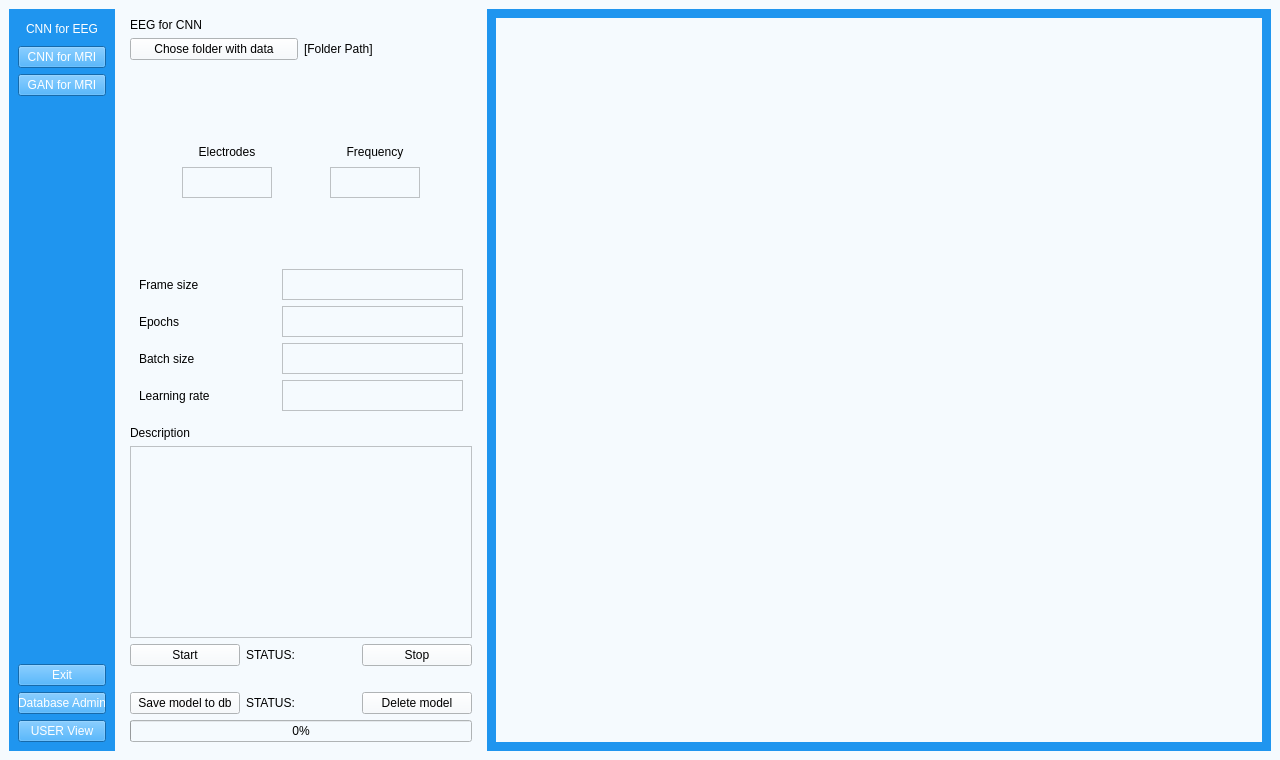
Old version of the form UI/aUI_projekt_EEG.ui in the repository matimusial/ADHDPredictorApp.
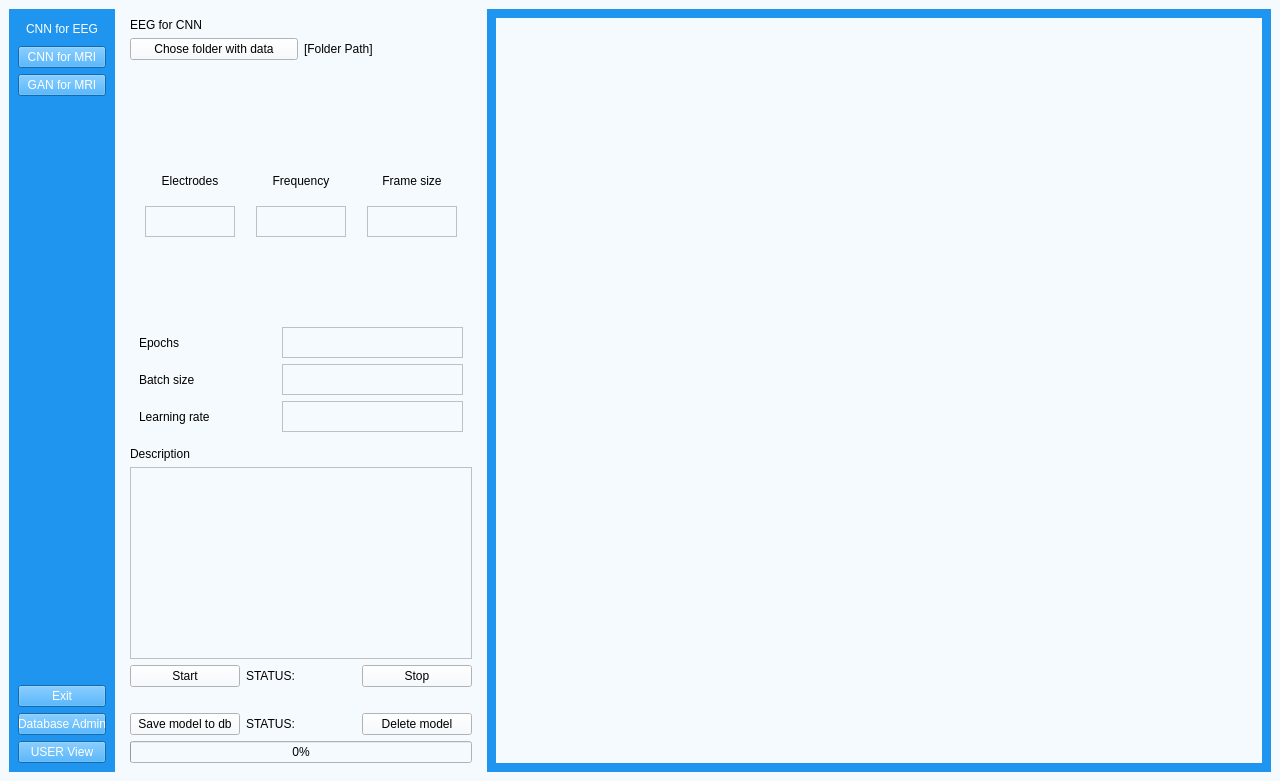
New version of the form. Icons and pictures are not drawn.

Diff of the .ui file:
```diff
--- a/UI/aUI_projekt_EEG.ui
+++ b/UI/aUI_projekt_EEG.ui
@@ -7,7 +7,7 @@
     <x>0</x>
     <y>0</y>
     <width>1280</width>
-    <height>760</height>
+    <height>781</height>
    </rect>
   </property>
   <property name="sizePolicy">
@@ -234,13 +234,19 @@
                </item>
                <item>
                 <layout class="QGridLayout" name="gridLayout">
-                 <item row="1" column="0">
-                  <widget class="QLabel" name="electrodes">
-                   <property name="text">
-                    <string>Electrodes</string>
+                 <item row="2" column="2">
+                  <widget class="QTextEdit" name="textEdit_frequency">
+                   <property name="minimumSize">
+                    <size>
+                     <width>90</width>
+                     <height>31</height>
+                    </size>
                    </property>
-                   <property name="alignment">
-                    <set>Qt::AlignCenter</set>
+                   <property name="maximumSize">
+                    <size>
+                     <width>90</width>
+                     <height>31</height>
+                    </size>
                    </property>
                   </widget>
                  </item>
@@ -270,8 +276,18 @@
                    </property>
                   </widget>
                  </item>
-                 <item row="2" column="2">
-                  <widget class="QTextEdit" name="textEdit_frequency">
+                 <item row="1" column="0">
+                  <widget class="QLabel" name="electrodes">
+                   <property name="text">
+                    <string>Electrodes</string>
+                   </property>
+                   <property name="alignment">
+                    <set>Qt::AlignCenter</set>
+                   </property>
+                  </widget>
+                 </item>
+                 <item row="2" column="3">
+                  <widget class="QTextEdit" name="textEdit_frame_size">
                    <property name="minimumSize">
                     <size>
                      <width>90</width>
@@ -286,6 +302,16 @@
                    </property>
                   </widget>
                  </item>
+                 <item row="1" column="3">
+                  <widget class="QLabel" name="frame_size">
+                   <property name="text">
+                    <string>Frame size</string>
+                   </property>
+                   <property name="alignment">
+                    <set>Qt::AlignCenter</set>
+                   </property>
+                  </widget>
+                 </item>
                 </layout>
                </item>
                <item>
@@ -304,36 +330,6 @@
                <item>
                 <widget class="QWidget" name="widget_2" native="true">
                  <layout class="QVBoxLayout" name="verticalLayout_4">
-                  <item>
-                   <layout class="QHBoxLayout" name="horizontalLayout_4">
-                    <item>
-                     <widget class="QLabel" name="frame_size">
-                      <property name="text">
-                       <string>Frame size</string>
-                      </property>
-                      <property name="alignment">
-                       <set>Qt::AlignLeading|Qt::AlignLeft|Qt::AlignVCenter</set>
-                      </property>
-                     </widget>
-                    </item>
-                    <item>
-                     <widget class="QTextEdit" name="textEdit_frame_size">
-                      <property name="minimumSize">
-                       <size>
-                        <width>181</width>
-                        <height>31</height>
-                       </size>
-                      </property>
-                      <property name="maximumSize">
-                       <size>
-                        <width>181</width>
-                        <height>31</height>
-                       </size>
-                      </property>
-                     </widget>
-                    </item>
-                   </layout>
-                  </item>
                   <item>
                    <layout class="QHBoxLayout" name="horizontalLayout">
                     <item>
```
